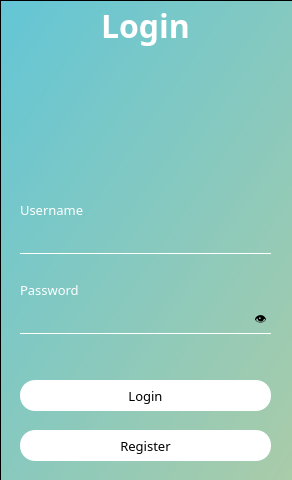
Above: TeamFinder/mainwindow.ui from TeamUp-Bummers/TeamFinder before the change. Below: the same form after it.
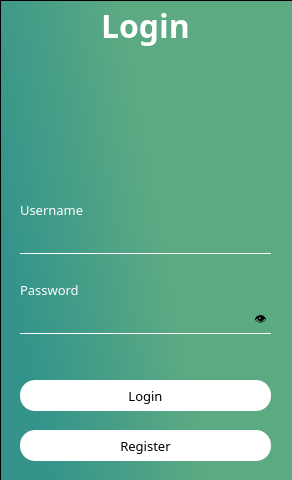
That is the form after the change. Icons and pictures are not drawn.

Commit message: Designed User Profile Window

The edit to the form file:
```diff
--- a/TeamFinder/mainwindow.ui
+++ b/TeamFinder/mainwindow.ui
@@ -30,7 +30,7 @@
   </property>
   <widget class="QWidget" name="centralwidget">
    <property name="styleSheet">
-    <string notr="true">background-color: qlineargradient(spread:pad, x1:0, y1:0, x2:1, y2:1, stop:0 rgba(99, 198, 214, 255), stop:1 rgba(174, 204, 166, 255));</string>
+    <string notr="true">background-color: qlineargradient(spread:pad, x1:0, y1:1, x2:0.943, y2:0.75, stop:0.153409 rgba(52, 148, 139, 255), stop:0.625 rgba(92, 170, 130, 255));</string>
    </property>
    <widget class="QFrame" name="frame">
     <property name="geometry">
```
Left out of the diff: 3 changed lines with no effect on the pictures. The commit also changes 5 other files.
